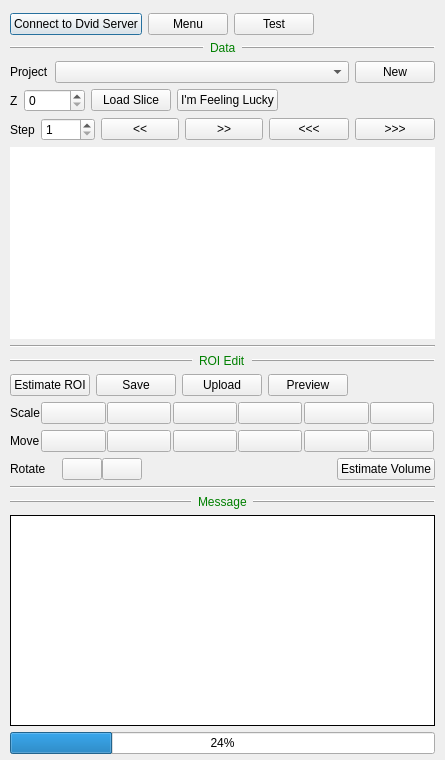
Before: the Qt Designer form neurolabi/gui/zflyemroidialog.ui in janelia-flyem/NeuTu, drawn with Qt 5.
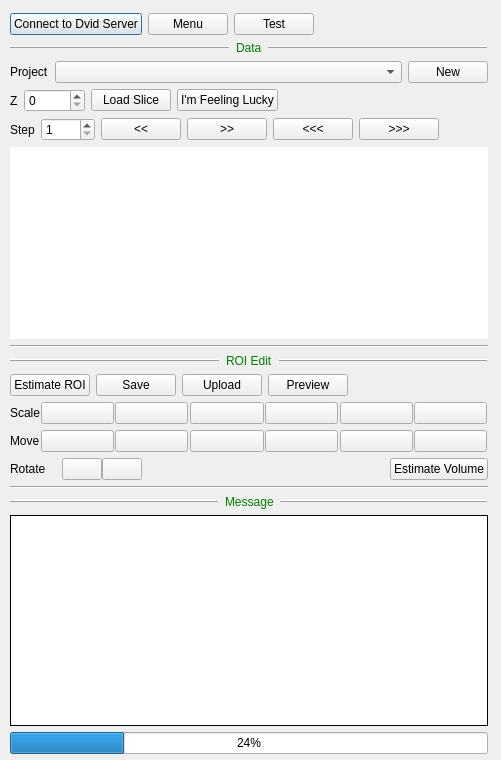
After: the same form once the commit is applied. Icons and pictures are not drawn.

```diff
--- a/neurolabi/gui/zflyemroidialog.ui
+++ b/neurolabi/gui/zflyemroidialog.ui
@@ -6,7 +6,7 @@
    <rect>
     <x>0</x>
     <y>0</y>
-    <width>445</width>
+    <width>501</width>
     <height>760</height>
    </rect>
   </property>
@@ -18,7 +18,7 @@
     <rect>
      <x>10</x>
      <y>13</y>
-     <width>425</width>
+     <width>478</width>
      <height>741</height>
     </rect>
    </property>
```
